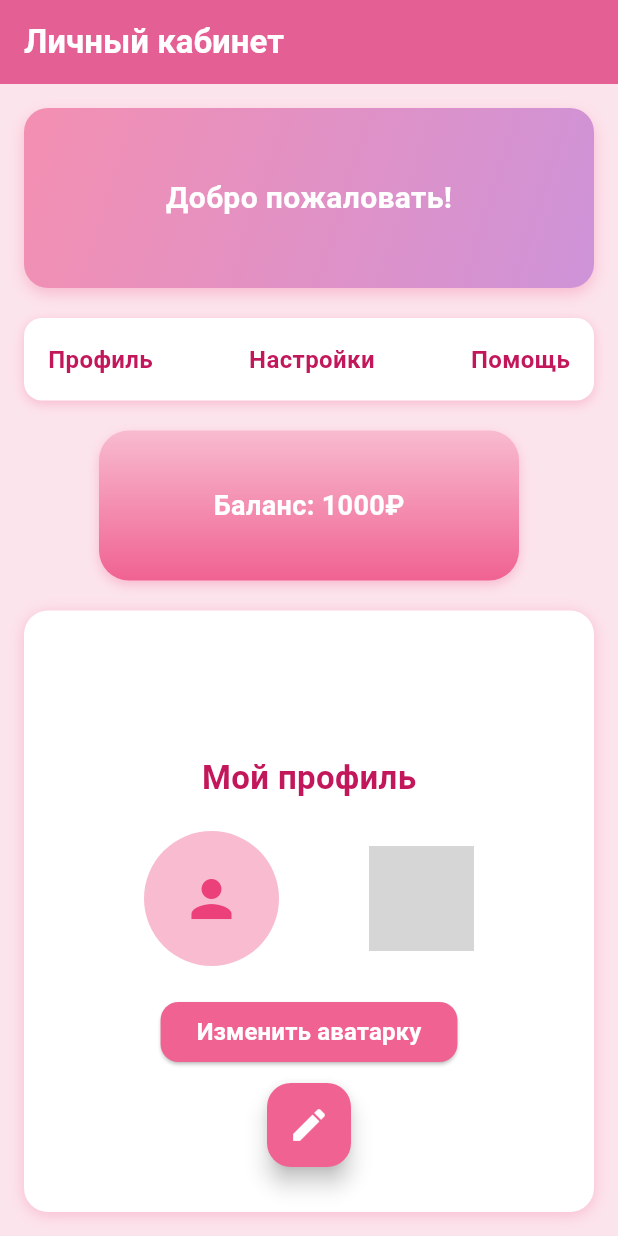
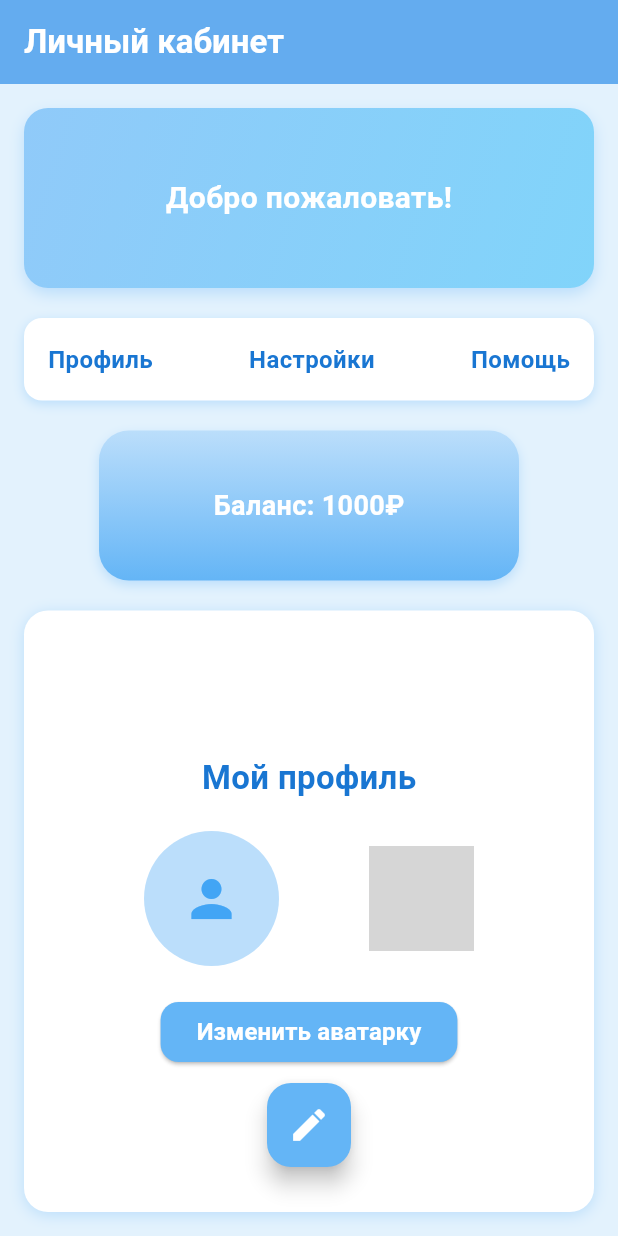
Before and after one commit to kkkimsq/flutter_lr1, a Flutter app: the screen it shows after launch, on a phone screen of 412 x 824 dp. Run offline on Flutter 3.47's test engine with Material 3 defaults, Android fonts, the light colour scheme and no system bars; network calls fail; grey boxes are pictures that could not be loaded.

Commit message:
theme: online store

```diff
--- a/lib/main.dart
+++ b/lib/main.dart
@@ -12,7 +12,7 @@ class MyApp extends StatelessWidget {
     return MaterialApp(
       title: 'Личный кабинет',
       theme: ThemeData(
-        primarySwatch: Colors.pink,
+        primarySwatch: Colors.blue,
         useMaterial3: true,
       ),
       home: const MyHomePage(),
@@ -35,7 +35,7 @@ class _MyHomePageState extends State<MyHomePage> {
   @override
   Widget build(BuildContext context) {
     return Scaffold(
-      backgroundColor: Colors.pink[50],
+      backgroundColor: Colors.blue[50],
       appBar: AppBar(
         title: const Text(
           'Личный кабинет',
@@ -44,7 +44,7 @@ class _MyHomePageState extends State<MyHomePage> {
             color: Colors.white,
           ),
         ),
-        backgroundColor: Colors.pink[300],
+        backgroundColor: Colors.blue[300],
         elevation: 4,
       ),
 
@@ -61,14 +61,14 @@ class _MyHomePageState extends State<MyHomePage> {
                   begin: Alignment.topLeft,
                   end: Alignment.bottomRight,
                   colors: [
-                    Colors.pink.shade200,
-                    Colors.purple.shade200,
+                    Colors.blue.shade200,
+                    Colors.lightBlue.shade200,
                   ],
                 ),
                 borderRadius: BorderRadius.circular(16),
                 boxShadow: [
                   BoxShadow(
-                    color: Colors.pink.shade100,
+                    color: Colors.blue.shade100,
                     blurRadius: 8,
                     offset: const Offset(0, 4),
                   ),
@@ -96,7 +96,7 @@ class _MyHomePageState extends State<MyHomePage> {
                 borderRadius: BorderRadius.circular(12),
                 boxShadow: [
                   BoxShadow(
-                    color: Colors.pink.shade100,
+                    color: Colors.blue.shade100,
                     blurRadius: 6,
                     offset: const Offset(0, 2),
                   ),
@@ -110,7 +110,7 @@ class _MyHomePageState extends State<MyHomePage> {
                     style: TextStyle(
                       fontSize: 16,
                       fontWeight: FontWeight.w600,
-                      color: Colors.pink[700],
+                      color: Colors.blue[700],
                     ),
                   ),
                   Text(
@@ -118,7 +118,7 @@ class _MyHomePageState extends State<MyHomePage> {
                     style: TextStyle(
                       fontSize: 16,
                       fontWeight: FontWeight.w600,
-                      color: Colors.pink[700],
+                      color: Colors.blue[700],
                     ),
                   ),
                   Text(
@@ -126,7 +126,7 @@ class _MyHomePageState extends State<MyHomePage> {
                     style: TextStyle(
                       fontSize: 16,
                       fontWeight: FontWeight.w600,
-                      color: Colors.pink[700],
+                      color: Colors.blue[700],
                     ),
                   ),
                 ],
@@ -145,13 +145,13 @@ class _MyHomePageState extends State<MyHomePage> {
                   begin: Alignment.topCenter,
                   end: Alignment.bottomCenter,
                   colors: [
-                    Colors.pink.shade100,
-                    Colors.pink.shade300,
+                    Colors.blue.shade100,
+                    Colors.blue.shade300,
                   ],
                 ),
                 boxShadow: [
                   BoxShadow(
-                    color: Colors.pink.shade100,
+                    color: Colors.blue.shade100,
                     blurRadius: 6,
                     offset: const Offset(0, 3),
                   ),
@@ -180,7 +180,7 @@ class _MyHomePageState extends State<MyHomePage> {
                   borderRadius: BorderRadius.circular(16),
                   boxShadow: [
                     BoxShadow(
-                      color: Colors.pink.shade100,
+                      color: Colors.blue.shade100,
                       blurRadius: 8,
                       offset: const Offset(0, 2),
                     ),
@@ -194,7 +194,7 @@ class _MyHomePageState extends State<MyHomePage> {
                       style: TextStyle(
                         fontSize: 22,
                         fontWeight: FontWeight.bold,
-                        color: Colors.pink[700],
+                        color: Colors.blue[700],
                       ),
                     ),
                     const SizedBox(height: 20),
@@ -203,16 +203,16 @@ class _MyHomePageState extends State<MyHomePage> {
                       children: [
                         CircleAvatar(
                           radius: 45,
-                          backgroundColor: Colors.pink.shade100,
+                          backgroundColor: Colors.blue.shade100,
                           child: Icon(
                             Icons.person,
                             size: 40,
-                            color: Colors.pink[400],
+                            color: Colors.blue[400],
                           ),
                         ),
                         CircleAvatar(
                           radius: 35,
-                          backgroundColor: Colors.pink.shade50,
+                          backgroundColor: Colors.blue.shade50,
                           backgroundImage: const NetworkImage(
                             'https://media.istockphoto.com/id/1443562748/ru/%D1%84%D0%BE%D1%82%D0%BE/%D0%BC%D0%B8%D0%BB%D0%B0%D1%8F-%D1%80%D1%8B%D0%B6%D0%B0%D1%8F-%D0%BA%D0%BE%D1%88%D0%BA%D0%B0.jpg?s=612x612&w=0&k=20&c=k8RwP4usK_LCpQ1bPn3fNDLk3vtfptH7CEcEMZw_K1A=',
                           ),
@@ -232,7 +232,7 @@ class _MyHomePageState extends State<MyHomePage> {
                     ElevatedButton(
                       onPressed: _onButtonPressed,
                       style: ElevatedButton.styleFrom(
-                        backgroundColor: Colors.pink[300],
+                        backgroundColor: Colors.blue[300],
                         foregroundColor: Colors.white,
                         shape: RoundedRectangleBorder(
                           borderRadius: BorderRadius.circular(12),
@@ -258,7 +258,7 @@ class _MyHomePageState extends State<MyHomePage> {
         padding: const EdgeInsets.only(bottom: 30.0),
         child: FloatingActionButton(
           onPressed: _onButtonPressed,
-          backgroundColor: Colors.pink[300],
+          backgroundColor: Colors.blue[300],
           foregroundColor: Colors.white,
           elevation: 6,
           shape: RoundedRectangleBorder(
```
Also changed, not shown: 1 other file.
